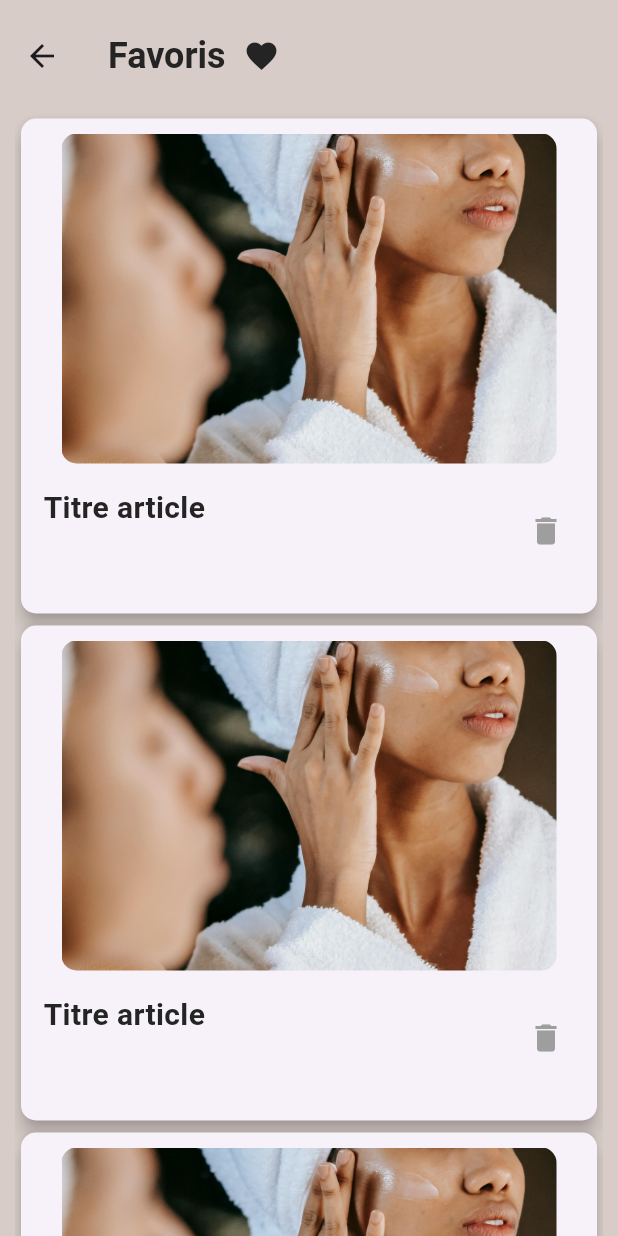
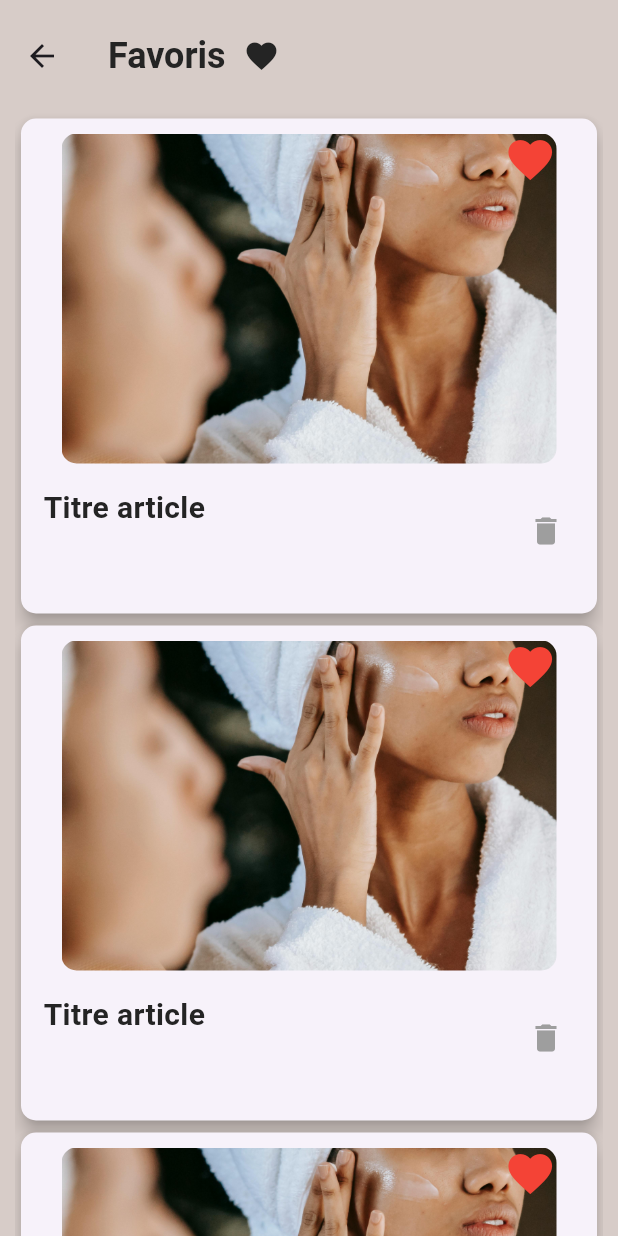
Before and after one commit to nahidath/flutter-app, a Flutter app: the Favorite screen opened directly, on a phone screen of 412 x 824 dp. Run offline on Flutter 3.47's test engine with Material 3 defaults, Android fonts, the phone set to English and light mode, and no system bars; our stand-ins replace auto_size_text, share_plus; missing offline and left inert: auto_size_widget; network calls fail.

Commit message:
adding heart for favorite article, starting pages for profileSection

```diff
--- a/myapp/lib/pages/article/widgets/card_img.dart
+++ b/myapp/lib/pages/article/widgets/card_img.dart
@@ -5,11 +5,13 @@ import 'package:flutter/material.dart';
 
 class CardImg extends StatelessWidget {
   final String imgPath;
-  final double width = 330;
-  final double height = 220;
+  final double width;
+  final double height;
+  final bool isFavorite;
 
 
-  CardImg({required this.imgPath, width, height});
+  CardImg({required this.imgPath, this.width = 330, this.height=220, isFav, this.isFavorite = false});
+
 
   @override
   Widget build(BuildContext context) {
@@ -23,6 +25,15 @@ class CardImg extends StatelessWidget {
           fit: BoxFit.cover,
         ),
       ),
+      //add heart icon in top right corner
+      child: isFavorite ? Align(
+        alignment: Alignment.topRight,
+        child: Icon(
+           Icons.favorite ,
+          color: Colors.red,
+          size: 35,
+        ),
+      ) : SizedBox(height:0),
     );
   }
 }
--- a/myapp/lib/pages/favorite/widgets/singleCardHorizontal.dart
+++ b/myapp/lib/pages/favorite/widgets/singleCardHorizontal.dart
@@ -23,7 +23,7 @@ class SingleCH extends StatelessWidget {
             padding: const EdgeInsets.all(10),
             child: Column(
                 children :[
-                  CardImg(imgPath: 'assets/img/black_woman_face.jpg'),
+                  CardImg(imgPath: 'assets/img/black_woman_face.jpg', isFavorite: true),
                   SizedBox(height: 10),
                   Row(
                     mainAxisAlignment: MainAxisAlignment.spaceBetween,
```
Also changed, not shown: myapp/lib/pages/profile/subpages/modifyInfo.dart (added).
